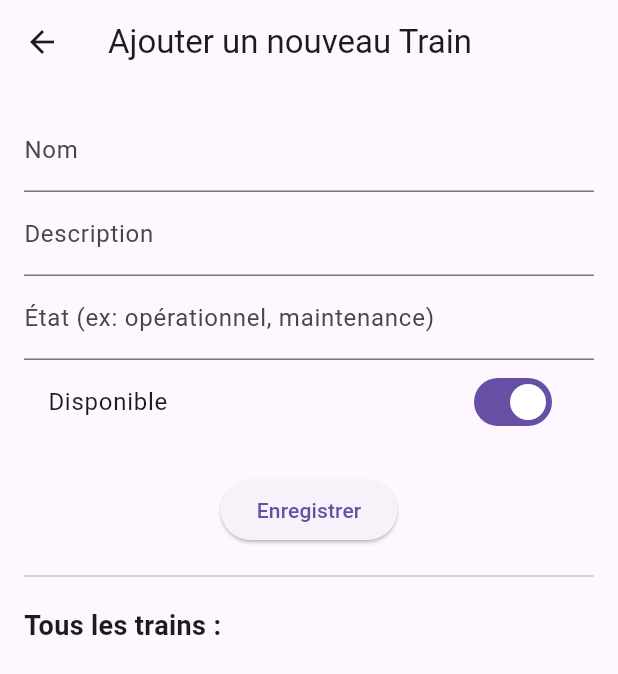
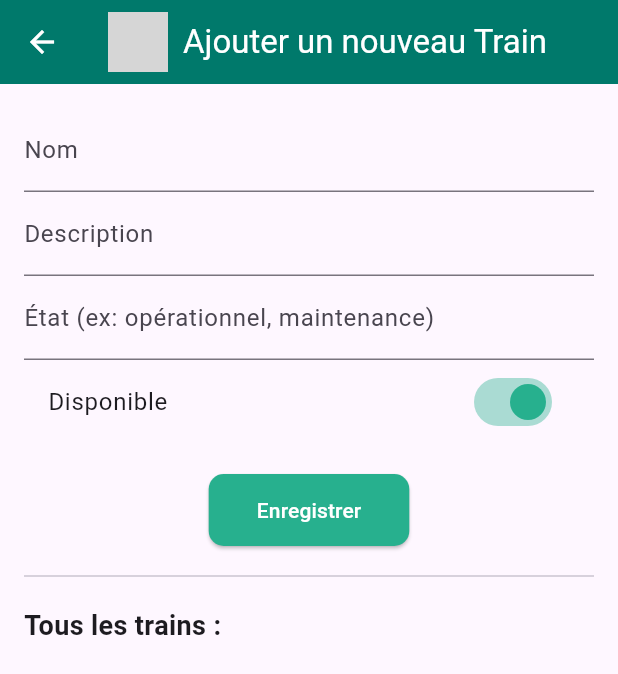
Before and after one commit to Soumy-lang/snct-flutter, a Flutter app: the NewTrainFormPage screen opened by its route, on a phone screen of 412 x 824 dp. Shown: the top 674 px of the screen. Run offline on Flutter 3.47's test engine with Material 3 defaults, Android fonts, the light colour scheme and no system bars; our stand-ins replace flutter_secure_storage; accounts and stored records are empty; network calls fail; grey boxes are pictures that could not be loaded.

Commit message:
Mise à jour

```diff
--- a/lib/main.dart
+++ b/lib/main.dart
@@ -11,7 +11,7 @@ class MyApp extends StatelessWidget {
     return MaterialApp(
       title: 'SNCT Admin',
       debugShowCheckedModeBanner: false,
-      initialRoute: '/register',
+      initialRoute: '/admin',
       routes: appRoutes,
     );
   }
--- a/lib/vues/admin/nouveau_train.dart
+++ b/lib/vues/admin/nouveau_train.dart
@@ -103,7 +103,20 @@ class _NewTrainFormPageState extends State<NewTrainFormPage> {
   @override
   Widget build(BuildContext context) {
     return Scaffold(
-      appBar: AppBar(title: Text(widget.train == null ? 'Ajouter un nouveau Train' : 'Modifier le Train')),
+      appBar: AppBar(
+        title: Row(
+          children: [
+            Image.asset(
+              '../assets/images/logo.jpg',
+              height: 40,
+            ),
+            SizedBox(width: 10),
+            Text(widget.train == null ? 'Ajouter un nouveau Train' : 'Modifier le Train'),
+          ],
+        ),
+        backgroundColor: Colors.teal[700],
+        foregroundColor: Colors.white,
+      ),
       body: Padding(
         padding: EdgeInsets.all(16),
         child: ListView(
@@ -119,9 +132,20 @@ class _NewTrainFormPageState extends State<NewTrainFormPage> {
                     title: Text("Disponible"),
                     value: isAvailable,
                     onChanged: (val) => setState(() => isAvailable = val),
+                    activeColor: Color.fromARGB(255, 39, 176, 142),
+                    activeTrackColor: Color.fromARGB(100, 39, 176, 142),
                   ),
                   SizedBox(height: 20),
-                  ElevatedButton(onPressed: _submit, child: Text("Enregistrer")),
+                  ElevatedButton(
+                    onPressed: _submit,
+                    style: ElevatedButton.styleFrom(
+                      backgroundColor: Color.fromARGB(255, 39, 176, 142),
+                      foregroundColor: Colors.white,
+                      shape: RoundedRectangleBorder(borderRadius: BorderRadius.circular(10)),
+                      padding: EdgeInsets.symmetric(horizontal: 32, vertical: 14),
+                    ),
+                    child: Text("Enregistrer"),
+                  ),
                 ],
               ),
             ),
--- a/lib/vues/auth/login.dart
+++ b/lib/vues/auth/login.dart
@@ -1,5 +1,5 @@
 import 'package:flutter/material.dart';
-import 'package:snct_app/services/auth.dart';
+import 'package:snct_app/services/auth/auth.dart';
 
 class LoginPage extends StatefulWidget {
   const LoginPage({super.key});
--- a/lib/vues/auth/register.dart
+++ b/lib/vues/auth/register.dart
@@ -1,5 +1,5 @@
 import 'package:flutter/material.dart';
-import 'package:snct_app/services/auth.dart';
+import 'package:snct_app/services/auth/auth.dart';
 
 
 class RegisterPage extends StatefulWidget {
--- a/pubspec.yaml
+++ b/pubspec.yaml
@@ -34,11 +34,11 @@ dependencies:
   # The following adds the Cupertino Icons font to your application.
   # Use with the CupertinoIcons class for iOS style icons.
   cupertino_icons: ^1.0.8
-  intl: ^0.18.1
+  intl: 0.20.2
   qr_flutter: ^4.0.0
   provider: ^6.0.5
   go_router: ^13.0.0
-  mongo_dart: ^0.10.5
+  mongo_dart: 0.10.3
   shared_preferences: ^2.5.3
   http: ^1.4.0
   flutter_secure_storage: ^8.0.0
```
Also changed, not shown: api/admin/package.json (+1 -7 lines), lib/vues/admin/home_page_admin.dart (+4 -3 lines), lib/vues/admin/reservation_list_page.dart (+13 -4 lines), lib/vues/admin/train_form_page.dart (+25 -8 lines), lib/vues/admin/train_list_page.dart (+14 -2 lines), pubspec.lock, 1 other file.
